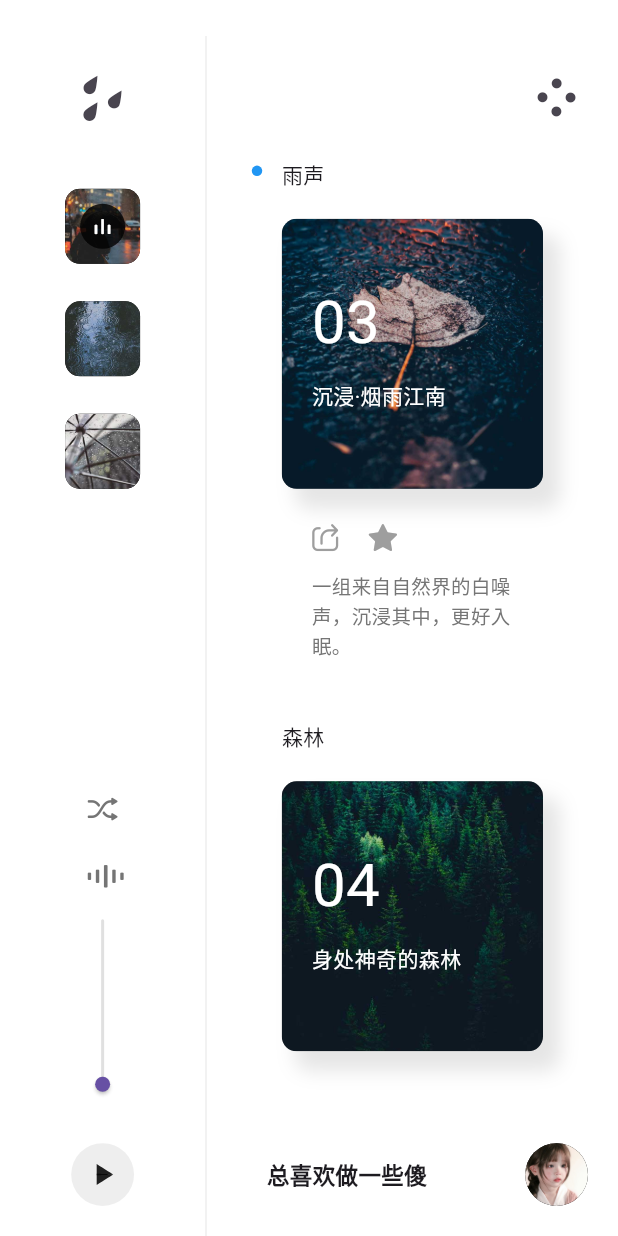
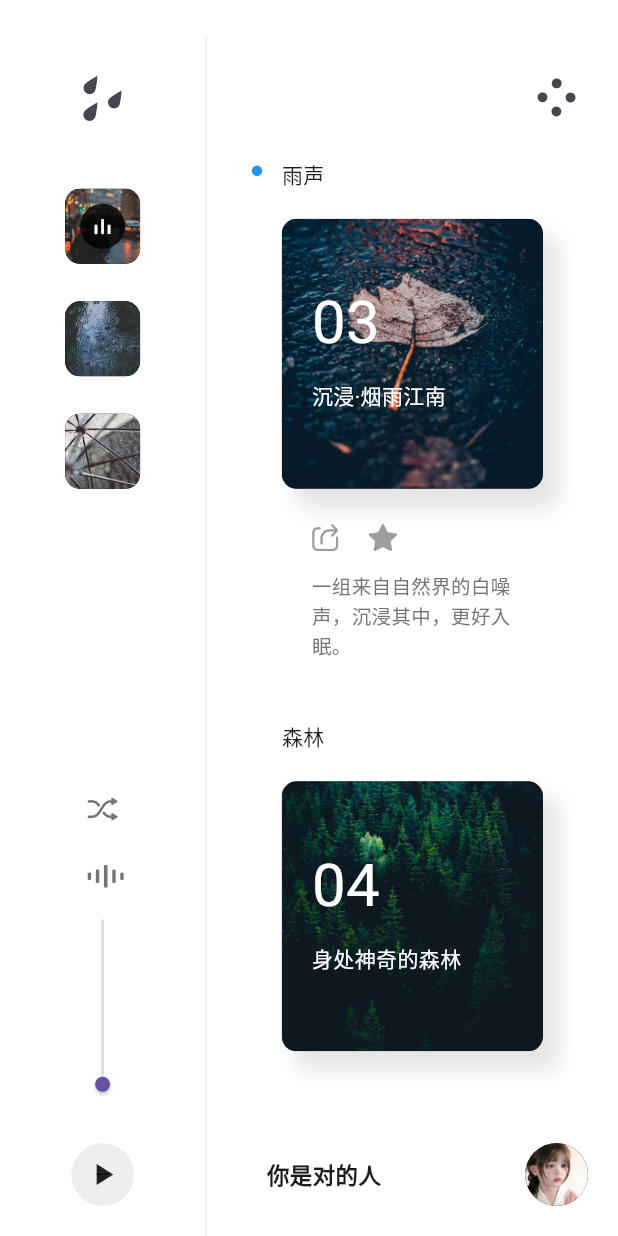
Before and after one commit to xu-chao/qi-ling, a Flutter app: the screen it shows after launch, after a tap on an icon or button, on a phone screen of 412 x 824 dp. Run offline on Flutter 3.47's test engine with Material 3 defaults, Android fonts, the phone set to English and light mode, and no system bars; our stand-ins replace get; missing offline and left inert: flutter_inappwebview, flutter_sound.

Commit message:
init:优化部分文案

```diff
--- a/lib/components/category_list.dart
+++ b/lib/components/category_list.dart
@@ -4,8 +4,8 @@ import 'package:flutter/material.dart';
 
 import '../data/category_database.dart';
 import '../main.dart';
-import './categoy_card.dart';
 import './category_card_collapsed.dart';
+import 'category_card.dart';
 
 Widget categoryList({required int activeIndex}) {
   return AnimatedContainer(
--- a/lib/components/user_card.dart
+++ b/lib/components/user_card.dart
@@ -32,7 +32,7 @@ Widget userCard() {
             duration: fast,
             opacity: leftActive ? 0 : 1,
             child: const Text(
-              '总喜欢做一些傻事去表达自己',
+              '你是对的人',
               style: TextStyle(
                 fontSize: 15,
                 fontWeight: FontWeight.w600,
--- a/lib/page/web/web_new_year_page.dart
+++ b/lib/page/web/web_new_year_page.dart
@@ -11,7 +11,7 @@ class NewYearWebLoginPage extends GetView<NewYearWebLoginController> {
     return Scaffold(
       appBar: AppBar(
         backgroundColor: Colors.black,
-        title: const Text("很高兴认识你！！！"),
+        title: const Text("总喜欢做一些傻事去表达自己"),
       ),
       body: InAppWebView(
         onWebViewCreated: controller.onWebViewCreated,
```
Also changed, not shown: lib/components/category_card.dart (renamed from lib/components/categoy_card.dart).
